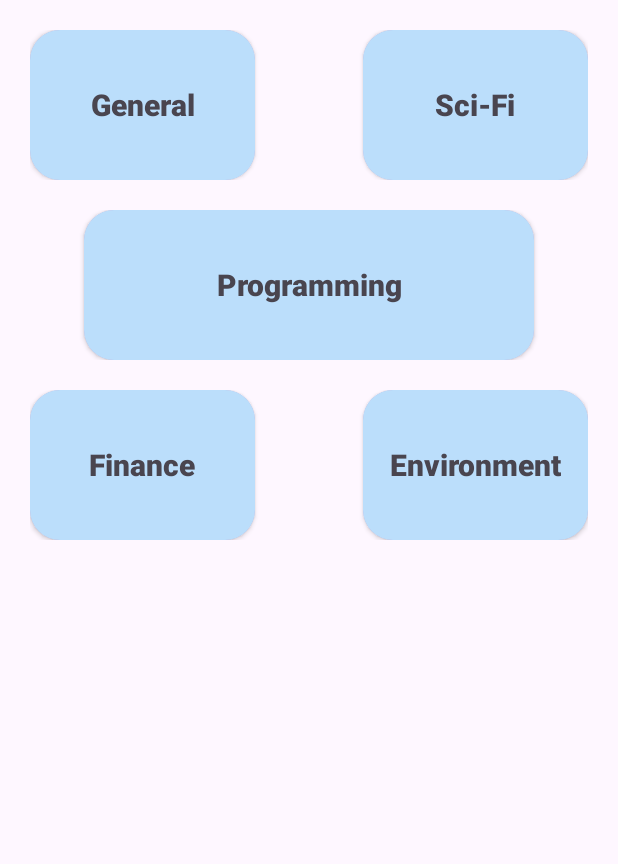
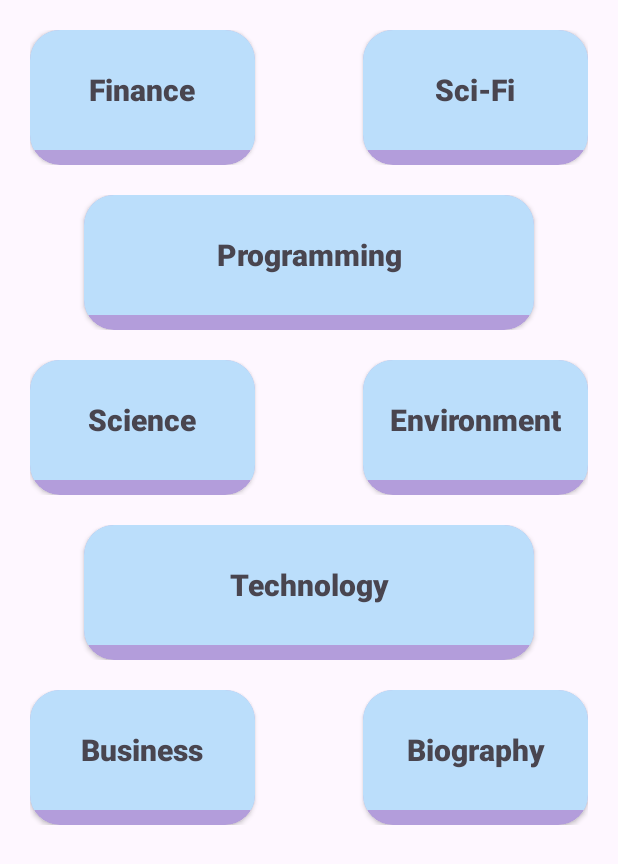
Before and after one commit to AtharvMane123/ClassSync, an Android app: the layout fragment_ebook_fragments.xml on its own in the app's theme, with its tools: preview values and no code run, on a phone screen of 412 x 824 dp. Shown: the top 864 px of the screen. Run offline under Robolectric (Android 15) with nearby library versions, the phone set to English and light mode, and no system bars; Roboto replaces fonts that are not available here.

Commit message:
1st commit

```diff
--- a/app/src/main/java/Home_Fragments/EbookFragments.java
+++ b/app/src/main/java/Home_Fragments/EbookFragments.java
@@ -17,7 +17,7 @@ public class EbookFragments extends Fragment {
 
     View decorView;
     ViewGroup root;
-    CardView generalBooks;
+    CardView FinanceBooks;
 
     @Override
     public View onCreateView(LayoutInflater inflater, ViewGroup container,
@@ -27,8 +27,8 @@ public class EbookFragments extends Fragment {
         // Inflate the layout for this fragment
         root= (ViewGroup) inflater.inflate(R.layout.fragment_ebook_fragments, container, false);
         getActivity().getWindow().setFlags(WindowManager.LayoutParams.FLAG_FULLSCREEN, WindowManager.LayoutParams.FLAG_FULLSCREEN);
-generalBooks=root.findViewById(R.id.GeneralBooks);
-generalBooks.setOnClickListener(new View.OnClickListener() {
+        FinanceBooks=root.findViewById(R.id.FinanceBooks);
+        FinanceBooks.setOnClickListener(new View.OnClickListener() {
     @Override
     public void onClick(View view) {
         getActivity().getSupportFragmentManager().beginTransaction().addToBackStack("null").replace(R.id.frame,new FinanceEbooks_fragment()).commit();
--- a/app/src/main/java/Home_Fragments/FinanceEbooks_fragment.java
+++ b/app/src/main/java/Home_Fragments/FinanceEbooks_fragment.java
@@ -2,6 +2,7 @@ package Home_Fragments;
 
 import static android.content.ContentValues.TAG;
 
+import android.graphics.Color;
 import android.os.Bundle;
 
 import androidx.annotation.NonNull;
@@ -38,7 +39,7 @@ public class FinanceEbooks_fragment extends Fragment {
 
         RecyclerView_Adapter myAdapter;
         RecyclerView recyclerView;
-   public static DatabaseReference reference = FirebaseDatabase.getInstance().getReference("books");
+         public static DatabaseReference reference = FirebaseDatabase.getInstance().getReference("books");
         LottieAnimationView progressBar;
         ArrayList<RecyclerView_Ebooks_ModelClass> arrayList=new ArrayList<>();
         @Override
@@ -49,7 +50,7 @@ public class FinanceEbooks_fragment extends Fragment {
             recyclerView=root.findViewById(R.id.HomeFragment_TrendingBooks_recycler);
             progressBar=root.findViewById(R.id.progress);
 
-
+            HomeScreen.RootRelativeLayout.setBackgroundColor(Color.parseColor("#E3F2FD"));
 
             arrayList.clear();
 
--- a/app/src/main/java/com/class_sync/HomeFragment.java
+++ b/app/src/main/java/com/class_sync/HomeFragment.java
@@ -65,7 +65,7 @@ public class HomeFragment extends Fragment {
         root = (ViewGroup) inflater.inflate(R.layout.fragment_home, container, false);
         findId();
         context = getActivity();
-
+        HomeScreen.bottomNavigation.show(1,true);
         FirebaseDatabase firebaseDatabase=FirebaseDatabase.getInstance();
         DatabaseReference databaseReference=firebaseDatabase.getReference();
         databaseReference.child("atharv").child("mane").setValue(new String("TYCO3"));
--- a/app/src/main/java/com/class_sync/HomeScreen.java
+++ b/app/src/main/java/com/class_sync/HomeScreen.java
@@ -5,6 +5,7 @@ import androidx.appcompat.app.AppCompatActivity;
 import android.os.Bundle;
 import android.view.View;
 import android.view.WindowManager;
+import android.widget.RelativeLayout;
 import android.widget.Toast;
 
 import com.etebarian.meowbottomnavigation.MeowBottomNavigation;
@@ -14,8 +15,9 @@ import kotlin.Unit;
 import kotlin.jvm.functions.Function1;
 
 public class HomeScreen extends AppCompatActivity {
-    MeowBottomNavigation bottomNavigation;
+    public static MeowBottomNavigation bottomNavigation;
     public static String Name;
+    public static RelativeLayout RootRelativeLayout;
     public static String Email;
 
 MaterialCardView assignments,attendance,groupChatting,askChatGpt;
@@ -23,6 +25,7 @@ MaterialCardView assignments,attendance,groupChatting,askChatGpt;
     protected void onCreate(Bundle savedInstanceState) {
         super.onCreate(savedInstanceState);
         setContentView(R.layout.activity_home_screen);
+        RootRelativeLayout=findViewById(R.id.RootRelativeLayout);
         bottomNavigation=findViewById(R.id.bottomNavigation);
         bottomNavigation.add(new MeowBottomNavigation.Model(1, R.drawable.baseline_home_24));
         bottomNavigation.add(new MeowBottomNavigation.Model(2, R.drawable.baseline_chat_24));
--- a/app/src/main/java/com/class_sync/MainActivity.java
+++ b/app/src/main/java/com/class_sync/MainActivity.java
@@ -19,7 +19,7 @@ import com.airbnb.lottie.LottieAnimationView;
 public class MainActivity extends AppCompatActivity {
     TextView t1;
     LottieAnimationView l1;
-    View decorView;
+
 
     @Override
     protected void onCreate(Bundle savedInstanceState) {
@@ -30,14 +30,8 @@ public class MainActivity extends AppCompatActivity {
         t1 = findViewById(R.id.logoName);
         Animation m1 = AnimationUtils.loadAnimation(getApplicationContext(), R.anim.logoanim);
         Animation m2 = AnimationUtils.loadAnimation(getApplicationContext(), R.anim.logoanim2);
-        decorView = getWindow().getDecorView();
-        decorView.setOnSystemUiVisibilityChangeListener(new View.OnSystemUiVisibilityChangeListener() {
-            @Override
-            public void onSystemUiVisibilityChange(int visibility) {
-                if (visibility == 0)
-                    decorView.setSystemUiVisibility(hideSystemBars());
-            }
-        });
+
+
 
         l1.addAnimatorListener(new Animator.AnimatorListener() {
             @Override
@@ -48,7 +42,7 @@ public class MainActivity extends AppCompatActivity {
             @Override
             public void onAnimationEnd(@NonNull Animator animator) {
 //
-                Intent intent = new Intent(getApplicationContext(), newlyInstalled.class);
+                Intent intent = new Intent(getApplicationContext(), HomeScreen.class);
                 startActivity(intent);
                 finish();
             }
@@ -70,21 +64,7 @@ public class MainActivity extends AppCompatActivity {
     }
 
     //    -------------------Code to hide navigation buttons------------------------
-    public void onWindowFocusChanged(boolean hasFocus) {
-        super.onWindowFocusChanged(hasFocus);
-        if (hasFocus) {
-            decorView.setSystemUiVisibility(hideSystemBars());
-        }
-    }
-
-    private int hideSystemBars() {
-        return View.SYSTEM_UI_FLAG_LAYOUT_STABLE
-                | View.SYSTEM_UI_FLAG_IMMERSIVE_STICKY
-                | View.SYSTEM_UI_FLAG_LAYOUT_FULLSCREEN
-                | View.SYSTEM_UI_FLAG_LAYOUT_HIDE_NAVIGATION
-                | View.SYSTEM_UI_FLAG_FULLSCREEN
-                | View.SYSTEM_UI_FLAG_HIDE_NAVIGATION;
 
 
-    }
+
 }
--- a/app/src/main/res/layout/activity_home_screen.xml
+++ b/app/src/main/res/layout/activity_home_screen.xml
@@ -5,6 +5,7 @@
     android:layout_width="match_parent"
     android:layout_height="match_parent"
     android:background="#FFFFFF"
+    android:id="@+id/RootRelativeLayout"
     tools:context=".HomeScreen">
 
 
--- a/app/src/main/res/layout/fragment_ebook_fragments.xml
+++ b/app/src/main/res/layout/fragment_ebook_fragments.xml
@@ -23,36 +23,37 @@
                 >
 
                 <androidx.cardview.widget.CardView
-                    android:id="@+id/GeneralBooks"
+                    android:id="@+id/FinanceBooks"
                     android:layout_width="150dp"
-                    android:layout_height="100dp"
+                    android:layout_height="90dp"
                     android:layout_alignParentLeft="true"
                     android:background="#BBDEFB"
-                    app:cardBackgroundColor="#B39DDB"
+                    app:cardBackgroundColor="#B49FDA"
                     app:cardCornerRadius="20dp">
 
                     <TextView
                         android:layout_width="match_parent"
-                        android:layout_height="match_parent"
+                        android:layout_height="80dp"
                         android:background="#BBDEFB"
                         android:fontFamily="sans-serif-black"
                         android:gravity="center"
-                        android:text="General"
+                        android:text="Finance"
                         android:textAlignment="center"
                         android:textSize="20dp"
                         android:textStyle="bold" />
                 </androidx.cardview.widget.CardView>
 
                 <androidx.cardview.widget.CardView
+                    android:id="@+id/Sc_FiBooks"
                     android:layout_width="150dp"
-                    android:layout_height="100dp"
+                    android:layout_height="90dp"
                     android:layout_alignParentRight="true"
                     app:cardBackgroundColor="#B39DDB"
-                    app:cardCornerRadius="20dp" >
+                    app:cardCornerRadius="20dp">
 
                     <TextView
                         android:layout_width="match_parent"
-                        android:layout_height="match_parent"
+                        android:layout_height="80dp"
                         android:background="#BBDEFB"
                         android:fontFamily="sans-serif-black"
                         android:gravity="center"
@@ -72,16 +73,16 @@
                 >
 
                 <androidx.cardview.widget.CardView
-                    android:id="@+id/ProgrammingBooks1"
+                    android:id="@+id/ProgrammingBooks"
                     android:layout_width="300dp"
-                    android:layout_height="100dp"
+                    android:layout_height="90dp"
                     android:layout_centerInParent="true"
                     app:cardBackgroundColor="#B39DDB"
-                    app:cardCornerRadius="20dp" >
+                    app:cardCornerRadius="20dp">
 
                     <TextView
                         android:layout_width="match_parent"
-                        android:layout_height="match_parent"
+                        android:layout_height="80dp"
                         android:background="#BBDEFB"
                         android:fontFamily="sans-serif-black"
                         android:gravity="center"
@@ -100,46 +101,126 @@
                 android:layout_height="wrap_content"
                 android:layout_marginBottom="20dp"
                 >
+
                 <androidx.cardview.widget.CardView
-                    android:id="@+id/ProgrammingBooks2"
+                    android:id="@+id/ScienceBooks"
                     android:layout_width="150dp"
-                    android:layout_height="100dp"
+                    android:layout_height="90dp"
                     android:layout_alignParentLeft="true"
                     app:cardBackgroundColor="#B39DDB"
-                    app:cardCornerRadius="20dp" >
+                    app:cardCornerRadius="20dp">
 
                     <TextView
                         android:layout_width="match_parent"
-                        android:layout_height="match_parent"
+                        android:layout_height="80dp"
                         android:background="#BBDEFB"
                         android:fontFamily="sans-serif-black"
                         android:gravity="center"
-                        android:text="Finance"
+                        android:text="Science"
                         android:textAlignment="center"
                         android:textSize="20dp"
                         android:textStyle="bold" />
                 </androidx.cardview.widget.CardView>
 
                 <androidx.cardview.widget.CardView
+                    android:id="@+id/EnvironmentBooks"
                     android:layout_width="150dp"
-                    android:layout_height="100dp"
+                    android:layout_height="90dp"
                     android:layout_alignParentRight="true"
                     app:cardBackgroundColor="#B39DDB"
                     app:cardCornerRadius="20dp">
 
                     <TextView
                         android:layout_width="match_parent"
-                        android:layout_height="match_parent"
+                        android:layout_height="80dp"
                         android:background="#BBDEFB"
                         android:fontFamily="sans-serif-black"
                         android:gravity="center"
                         android:text="Environment"
                         android:textAlignment="center"
                         android:textSize="20dp"
-                        android:textStyle="bold" /></androidx.cardview.widget.CardView>
+                        android:textStyle="bold" />
+                </androidx.cardview.widget.CardView>
 
             </RelativeLayout>
 
+            <RelativeLayout
+                android:layout_width="match_parent"
+                android:orientation="horizontal"
+                android:layout_marginHorizontal="20dp"
+                android:layout_height="wrap_content"
+                android:layout_marginBottom="20dp"
+                >
+
+                <androidx.cardview.widget.CardView
+                    android:id="@+id/TechnologyBooks"
+                    android:layout_width="300dp"
+                    android:layout_height="90dp"
+                    android:layout_centerInParent="true"
+                    app:cardBackgroundColor="#B39DDB"
+                    app:cardCornerRadius="20dp">
+
+                    <TextView
+                        android:layout_width="match_parent"
+                        android:layout_height="80dp"
+                        android:background="#BBDEFB"
+                        android:fontFamily="sans-serif-black"
+                        android:gravity="center"
+                        android:text="Technology"
+                        android:textAlignment="center"
+                        android:textSize="20dp"
+                        android:textStyle="bold" />
+                </androidx.cardview.widget.CardView>
+            </RelativeLayout>
+
+            <RelativeLayout
+                android:layout_width="match_parent"
+                android:orientation="horizontal"
+                android:layout_height="wrap_content"
+                android:layout_marginBottom="20dp"
+                >
+
+                <androidx.cardview.widget.CardView
+                    android:id="@+id/BusinessBooks"
+                    android:layout_width="150dp"
+                    android:layout_height="90dp"
+                    android:layout_alignParentLeft="true"
+                    app:cardBackgroundColor="#B39DDB"
+                    app:cardCornerRadius="20dp">
+
+                    <TextView
+                        android:layout_width="match_parent"
+                        android:layout_height="80dp"
+                        android:background="#BBDEFB"
+                        android:fontFamily="sans-serif-black"
+                        android:gravity="center"
+                        android:text="Business"
+                        android:textAlignment="center"
+                        android:textSize="20dp"
+                        android:textStyle="bold" />
+                </androidx.cardview.widget.CardView>
+
+                <androidx.cardview.widget.CardView
+                    android:id="@+id/BiographyBooks"
+                    android:layout_width="150dp"
+                    android:layout_height="90dp"
+                    android:layout_alignParentRight="true"
+                    app:cardBackgroundColor="#B39DDB"
+                    app:cardCornerRadius="20dp">
+
+                    <TextView
+                        android:layout_width="match_parent"
+                        android:layout_height="80dp"
+                        android:background="#BBDEFB"
+                        android:fontFamily="sans-serif-black"
+                        android:gravity="center"
+                        android:text="Biography"
+                        android:textAlignment="center"
+                        android:textSize="20dp"
+                        android:textStyle="bold" />
+                </androidx.cardview.widget.CardView>
+
+            </RelativeLayout>
 
         </LinearLayout>
     </ScrollView>
```
